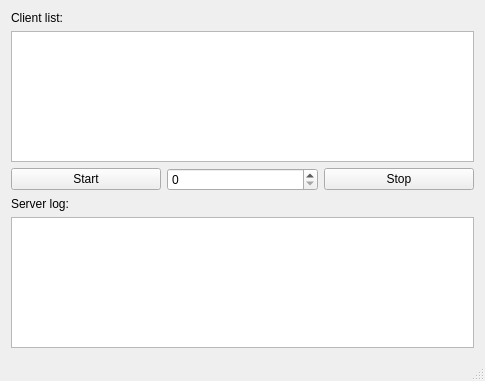
Qt form screenservermain.ui (kurofand/Rote-Augen-serv) before a commit.
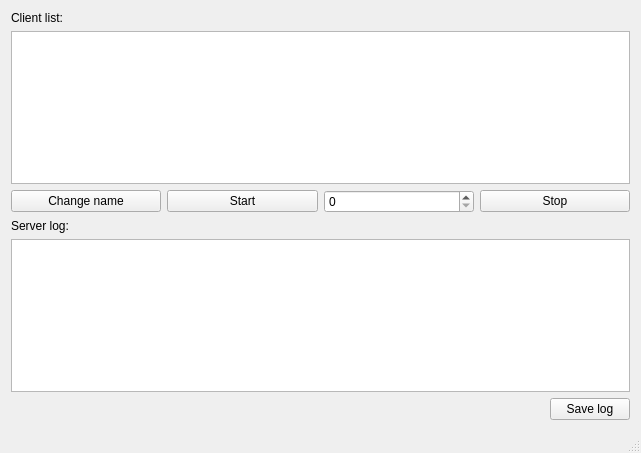
The same form after that commit.

The edit to the form file:
```diff
--- a/screenservermain.ui
+++ b/screenservermain.ui
@@ -6,8 +6,8 @@
    <rect>
     <x>0</x>
     <y>0</y>
-    <width>485</width>
-    <height>381</height>
+    <width>641</width>
+    <height>453</height>
    </rect>
   </property>
   <property name="windowTitle">
@@ -39,6 +39,13 @@
       </item>
       <item>
        <layout class="QHBoxLayout" name="horizontalLayout_2">
+        <item>
+         <widget class="QPushButton" name="pbChangeUName">
+          <property name="text">
+           <string>Change name</string>
+          </property>
+         </widget>
+        </item>
         <item>
          <widget class="QPushButton" name="pbStart">
           <property name="text">
@@ -68,6 +75,30 @@
       <item>
        <widget class="QListWidget" name="lwServerLog"/>
       </item>
+      <item>
+       <layout class="QHBoxLayout" name="horizontalLayout_3">
+        <item>
+         <spacer name="horizontalSpacer">
+          <property name="orientation">
+           <enum>Qt::Horizontal</enum>
+          </property>
+          <property name="sizeHint" stdset="0">
+           <size>
+            <width>40</width>
+            <height>20</height>
+           </size>
+          </property>
+         </spacer>
+        </item>
+        <item>
+         <widget class="QPushButton" name="pbSaveLog">
+          <property name="text">
+           <string>Save log</string>
+          </property>
+         </widget>
+        </item>
+       </layout>
+      </item>
      </layout>
     </item>
    </layout>
```
Left out of the diff: 3 changed lines with no effect on the pictures.
